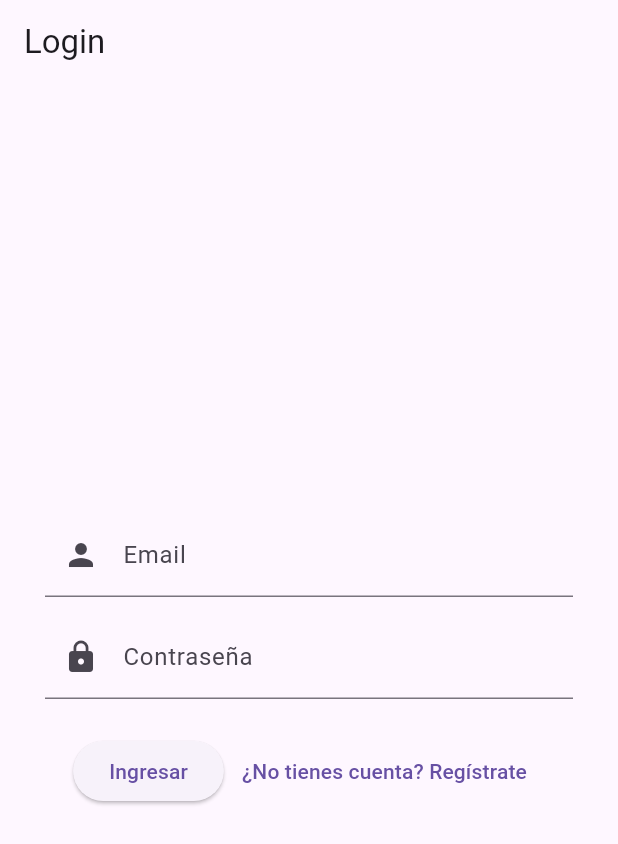
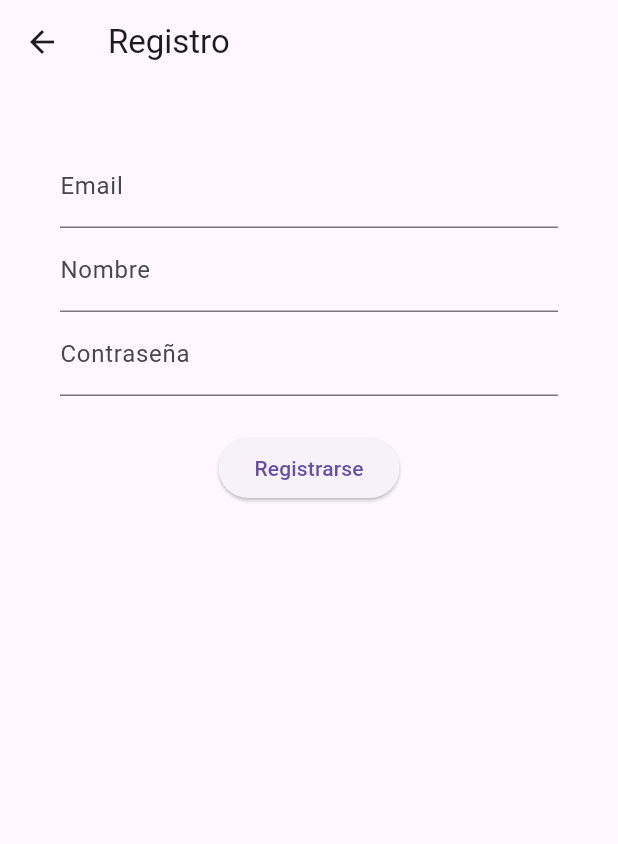
Before and after one commit to flaviomelian/electronic-shop, a Flutter app: the screen it shows after launch, after a tap on "¿No tienes cuenta? Regístrate", on a phone screen of 412 x 824 dp. Shown: the top 844 px of the screen. Run offline on Flutter 3.47's test engine with Material 3 defaults, Android fonts, the phone set to English and light mode, and no system bars; network calls fail.

Commit message:
autenticacion front funcional

```diff
--- a/frontend/lib/main.dart
+++ b/frontend/lib/main.dart
@@ -4,6 +4,7 @@ import 'package:flutter/material.dart';
 import 'package:http/http.dart' as http;
 
 import 'pages/home.dart'; // asegúrate de usar la ruta correcta
+import 'pages/signup.dart';
 
 void main() {
   runApp(const MyApp());
@@ -35,7 +36,8 @@ class _LoginPageState extends State<LoginPage> {
   final TextEditingController passwordController = TextEditingController();
   bool isLoading = false;
 
-  final String apiLoginUrl = "http://192.168.1.17:8080/api/auth/login";
+  final String apiLoginUrl = "http://192.168.56.1:8080/api/auth/login";
+  final String apiSignupUrl = "http://192.168.56.1:8080/api/auth/signup";
 
   Future<void> login() async {
     setState(() {
@@ -84,7 +86,7 @@ class _LoginPageState extends State<LoginPage> {
     return Scaffold(
       appBar: AppBar(title: const Text("Login")),
       body: Padding(
-        padding: const EdgeInsets.all(30.0),
+        padding: const EdgeInsets.all(30),
         child: Column(
           mainAxisAlignment: MainAxisAlignment.center,
           children: [
@@ -119,7 +121,13 @@ class _LoginPageState extends State<LoginPage> {
                       ),
                       TextButton(
                         onPressed: () {
-                          // Aquí podrías navegar a una página de registro
+                          Navigator.push(
+                            context,
+                            MaterialPageRoute(
+                              builder: (_) =>
+                                  SignupPage(apiSignupUrl: apiSignupUrl),
+                            ),
+                          );
                         },
                         child: const Text("¿No tienes cuenta? Regístrate"),
                       ),
--- /dev/null
+++ b/frontend/lib/pages/signup.dart
@@ -0,0 +1,134 @@
+import 'package:flutter/material.dart';
+import 'package:frontend/pages/home.dart';
+import 'package:http/http.dart' as http;
+import 'dart:convert';
+
+class SignupPage extends StatefulWidget {
+  final String apiSignupUrl;
+
+  SignupPage({required this.apiSignupUrl});
+
+  @override
+  _SignupPageState createState() => _SignupPageState();
+}
+
+class _SignupPageState extends State<SignupPage> {
+  final _formKey = GlobalKey<FormState>();
+
+  final emailController = TextEditingController();
+  final nameController = TextEditingController();
+  final passwordController = TextEditingController();
+
+  bool isLoading = false;
+
+  Future<void> signup() async {
+    if (!_formKey.currentState!.validate()) return;
+
+    setState(() {
+      isLoading = true;
+    });
+
+    print('Email enviado: ' + nameController.text.trim());
+    print('Nombre enviado: ' + nameController.text.trim());
+    print('Password enviado: ' + passwordController.text.trim());
+
+    try {
+      final response = await http.post(
+        Uri.parse(widget.apiSignupUrl),
+        headers: {'Content-Type': 'application/json'},
+        body: jsonEncode({
+          'email': emailController.text.trim(),
+          'name': nameController.text.trim(),
+          'password': passwordController.text.trim(),
+        }),
+      );
+
+      if (response.statusCode == 200 || response.statusCode == 201) {
+        final data = jsonDecode(response.body);
+        final token = data['token']; // Suponiendo que devuelve {"token": "..."}
+
+        Navigator.pushReplacement(
+          context,
+          MaterialPageRoute(builder: (_) => HomePage(token: token)),
+        );
+      } else {
+        final error =
+            jsonDecode(response.body)['message'] ?? 'Error en registro';
+        ScaffoldMessenger.of(
+          context,
+        ).showSnackBar(SnackBar(content: Text(error)));
+      }
+    } catch (e) {
+      ScaffoldMessenger.of(
+        context,
+      ).showSnackBar(SnackBar(content: Text("Error de conexión: $e")));
+    } finally {
+      setState(() {
+        isLoading = false;
+      });
+    }
+  }
+
+  @override
+  void dispose() {
+    emailController.dispose();
+    nameController.dispose();
+    passwordController.dispose();
+    super.dispose();
+  }
+
+  @override
+  Widget build(BuildContext context) {
+    return Scaffold(
+      appBar: AppBar(title: Text('Registro')),
+      body: Padding(
+        padding: EdgeInsets.all(40),
+        child: Form(
+          key: _formKey,
+          child: Column(
+            children: [
+              TextFormField(
+                controller: emailController,
+                decoration: InputDecoration(labelText: 'Email'),
+                keyboardType: TextInputType.emailAddress,
+                validator: (value) {
+                  if (value == null || value.isEmpty) return 'Ingrese un email';
+                  final emailRegex = RegExp(r'^[^@]+@[^@]+\.[^@]+');
+                  if (!emailRegex.hasMatch(value)) return 'Email inválido';
+                  return null;
+                },
+              ),
+              TextFormField(
+                controller: nameController,
+                decoration: InputDecoration(labelText: 'Nombre'),
+                validator: (value) {
+                  if (value == null || value.isEmpty)
+                    return 'Ingrese su nombre';
+                  return null;
+                },
+              ),
+              TextFormField(
+                controller: passwordController,
+                decoration: InputDecoration(labelText: 'Contraseña'),
+                obscureText: true,
+                validator: (value) {
+                  if (value == null || value.isEmpty)
+                    return 'Ingrese una contraseña';
+                  if (value.length < 6) return 'Mínimo 6 caracteres';
+                  return null;
+                },
+              ),
+              SizedBox(height: 24),
+              isLoading
+                  ? CircularProgressIndicator()
+                  : ElevatedButton(
+                      onPressed: signup,
+                      child: Text('Registrarse'),
+                    ),
+            ],
+          ),
+        ),
+      ),
+    );
+  }
+}
```
Also changed, not shown: frontend/lib/pages/home.dart (+15 -12 lines), 3 other files.
